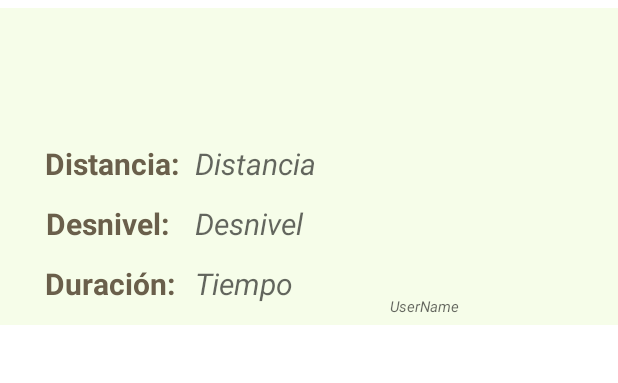
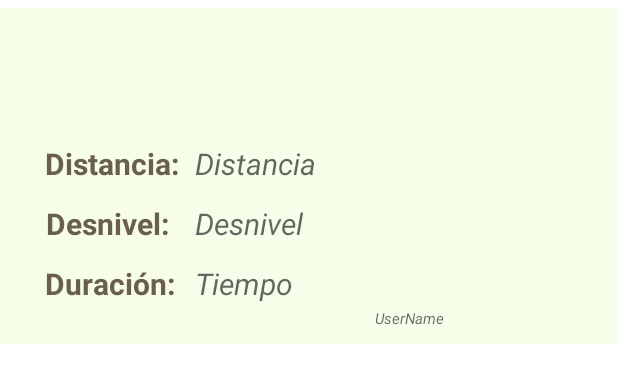
Before and after one commit to prisqc/PFGHiking-FINAL, an Android app: the layout row_ruta_recycler.xml on its own in the app's theme, with its tools: preview values and no code run, on a phone screen of 412 x 824 dp. Shown: the top 383 px of the screen. Run offline under Robolectric (Android 15) with nearby library versions, the phone set to English and light mode, and no system bars.

Commit message:
pantalla mis rutas funciona correctamente

```diff
--- a/app/src/main/res/layout/row_ruta_recycler.xml
+++ b/app/src/main/res/layout/row_ruta_recycler.xml
@@ -18,7 +18,7 @@
         android:layout_marginStart="15dp"
         android:layout_marginEnd="15dp"
         android:textStyle="bold"
-        android:textSize="25dp"
+        android:textSize="20dp"
         android:textColor="@color/lightbrown"
         app:layout_constraintTop_toTopOf="parent"
         app:layout_constraintStart_toStartOf="parent"
@@ -103,10 +103,10 @@
         android:id="@+id/TV_User_Layout"
         android:layout_width="match_parent"
         android:layout_height="wrap_content"
-        android:layout_marginStart="260dp"
-        android:layout_marginTop="10dp"
-        android:layout_marginEnd="25dp"
-        android:layout_marginBottom="5dp"
+        android:layout_marginStart="250dp"
+        android:layout_marginTop="25dp"
+        android:layout_marginEnd="20dp"
+        android:layout_marginBottom="10dp"
         android:hint="UserName"
         android:textAlignment="textStart"
         android:textColor="@color/lightbrown"
```
Also changed, not shown: app/src/main/java/com/example/pfghiking/Perfil.java (+19 -0 lines).
